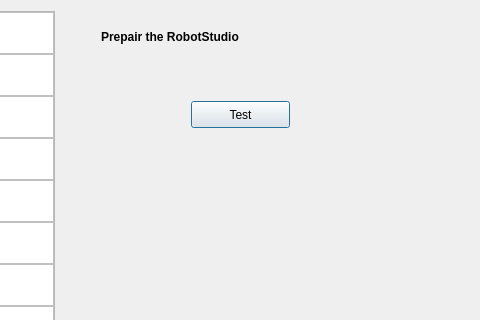
This is gui/inetgration_assistant/AbbRosI-Intg-Asst/dialog_pkg_support.ui in Yifei1988/abb_ros-i_integration as Qt 5 draws it before an edit; both pictures show x 212 to 692 and y 0 to 320 of the 1000 by 720 pixel window. The edited form follows.
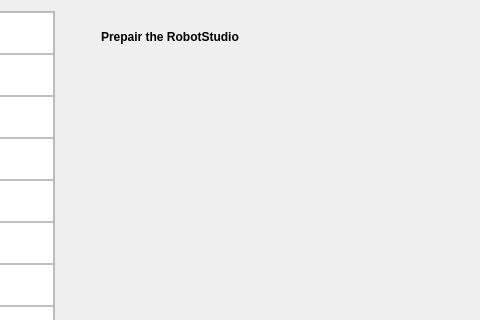
This is the edited form.

Diff of the .ui file:
```diff
--- a/gui/inetgration_assistant/AbbRosI-Intg-Asst/dialog_pkg_support.ui
+++ b/gui/inetgration_assistant/AbbRosI-Intg-Asst/dialog_pkg_support.ui
@@ -448,19 +448,6 @@
           <string>Prepair the RobotStudio</string>
          </property>
         </widget>
-        <widget class="QPushButton" name="BtnTest">
-         <property name="geometry">
-          <rect>
-           <x>130</x>
-           <y>90</y>
-           <width>99</width>
-           <height>27</height>
-          </rect>
-         </property>
-         <property name="text">
-          <string>Test</string>
-         </property>
-        </widget>
        </widget>
       </widget>
      </item>
```
